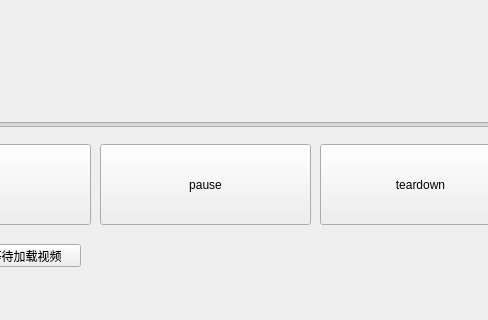
Above: clientUI.ui from chuchong/RTP before the change; both pictures show x 360 to 848 and y 476 to 796 of the 960 by 796 pixel window. Below: the same form after it.
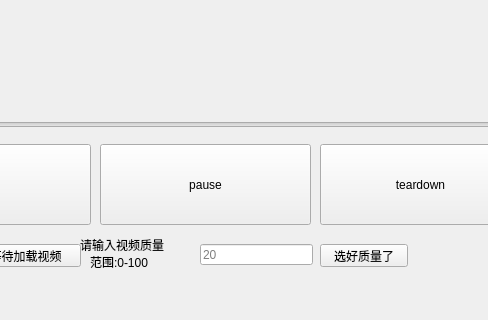
That is the form after the change.

Commit message: feature 更改视频质量

```diff
--- a/clientUI.ui
+++ b/clientUI.ui
@@ -179,6 +179,58 @@
      <string>等待加载视频</string>
     </property>
    </widget>
+   <widget class="QLineEdit" name="qualityEdit">
+    <property name="geometry">
+     <rect>
+      <x>560</x>
+      <y>720</y>
+      <width>113</width>
+      <height>21</height>
+     </rect>
+    </property>
+    <property name="placeholderText">
+     <string>20</string>
+    </property>
+   </widget>
+   <widget class="QLabel" name="label_3">
+    <property name="geometry">
+     <rect>
+      <x>440</x>
+      <y>710</y>
+      <width>141</width>
+      <height>21</height>
+     </rect>
+    </property>
+    <property name="text">
+     <string>请输入视频质量</string>
+    </property>
+   </widget>
+   <widget class="QLabel" name="label_4">
+    <property name="geometry">
+     <rect>
+      <x>450</x>
+      <y>730</y>
+      <width>91</width>
+      <height>16</height>
+     </rect>
+    </property>
+    <property name="text">
+     <string>范围:0-100</string>
+    </property>
+   </widget>
+   <widget class="QPushButton" name="setQualityB">
+    <property name="geometry">
+     <rect>
+      <x>680</x>
+      <y>720</y>
+      <width>88</width>
+      <height>23</height>
+     </rect>
+    </property>
+    <property name="text">
+     <string>选好质量了</string>
+    </property>
+   </widget>
   </widget>
   <widget class="QMenuBar" name="menubar">
    <property name="geometry">
```
The commit also changes 4 other files.
